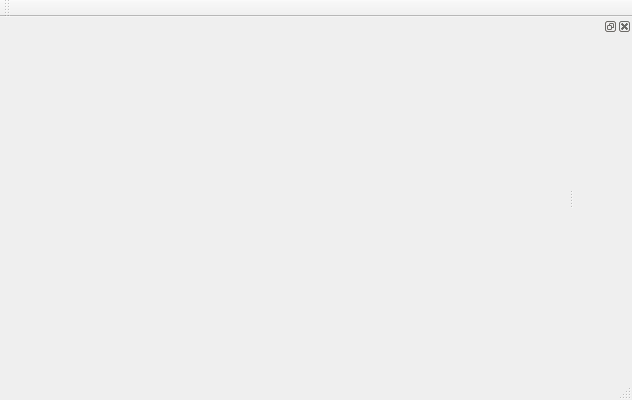
Qt form mainwindow.ui (c-ice/Bakalarka_MVC_MDA) before a commit.
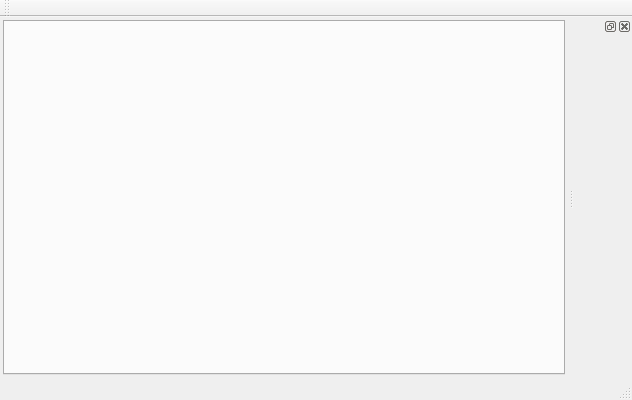
The same form after that commit.

```diff
--- a/mainwindow.ui
+++ b/mainwindow.ui
@@ -13,7 +13,20 @@
   <property name="windowTitle">
    <string>MainWindow</string>
   </property>
-  <widget class="QWidget" name="centralWidget"/>
+  <widget class="QWidget" name="centralWidget">
+   <layout class="QGridLayout" name="gridLayout">
+    <property name="margin">
+     <number>3</number>
+    </property>
+    <item row="0" column="0">
+     <widget class="QTabWidget" name="tabWidget">
+      <property name="currentIndex">
+       <number>-1</number>
+      </property>
+     </widget>
+    </item>
+   </layout>
+  </widget>
   <widget class="QMenuBar" name="menuBar">
    <property name="geometry">
     <rect>
```
